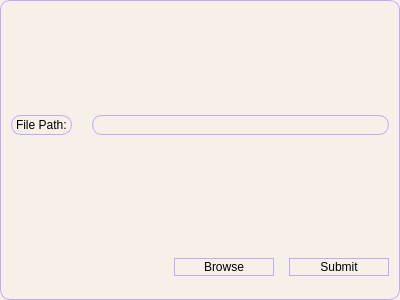
Above: ui/secondWindow.ui from BibekTripathy/PlantCareApp before the change. Below: the same form after it.
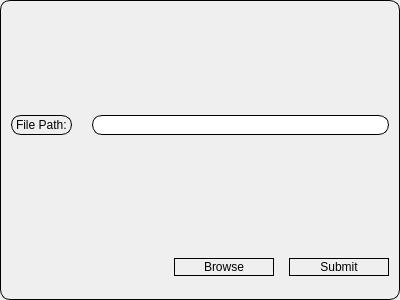
That is the form after the change.

Commit message: feat: Add new plant button implemented

```diff
--- a/ui/secondWindow.ui
+++ b/ui/secondWindow.ui
@@ -14,8 +14,7 @@
    <string>Dialog</string>
   </property>
   <property name="styleSheet">
-   <string notr="true">background-color: #f6f0e9;
-border: 1px solid #bfaaff;
+   <string notr="true">border: 1px solid #000000;
 border-radius: 10px;
 padding: 1px;</string>
   </property>
```
The commit also changes 7 other files.
